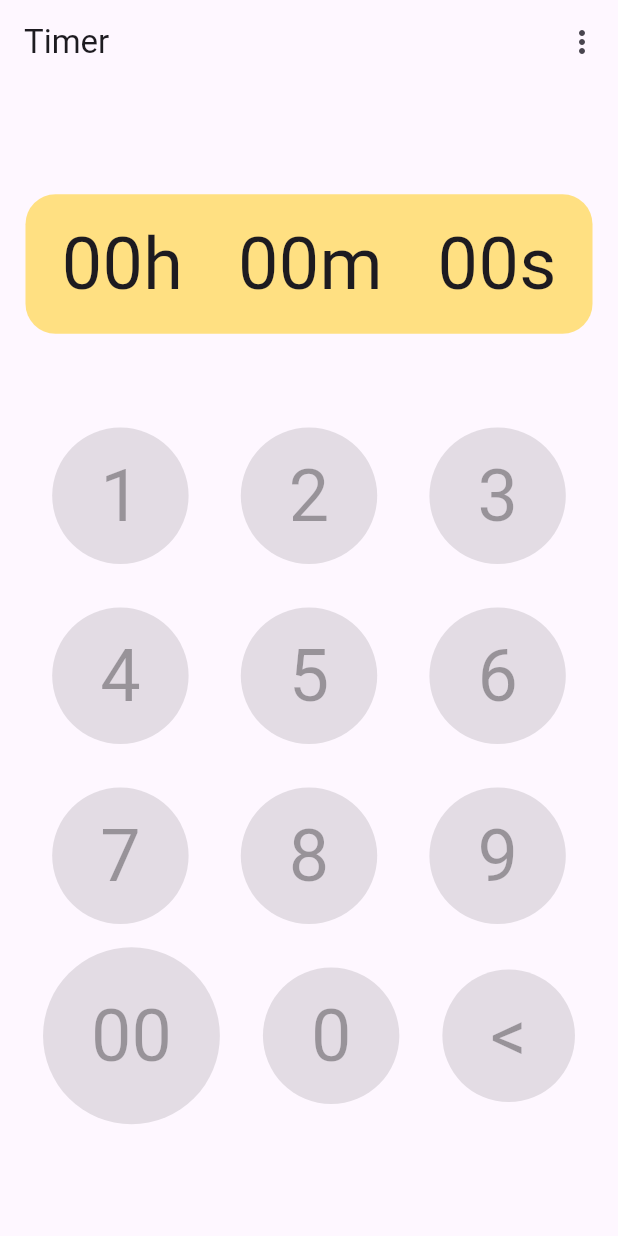
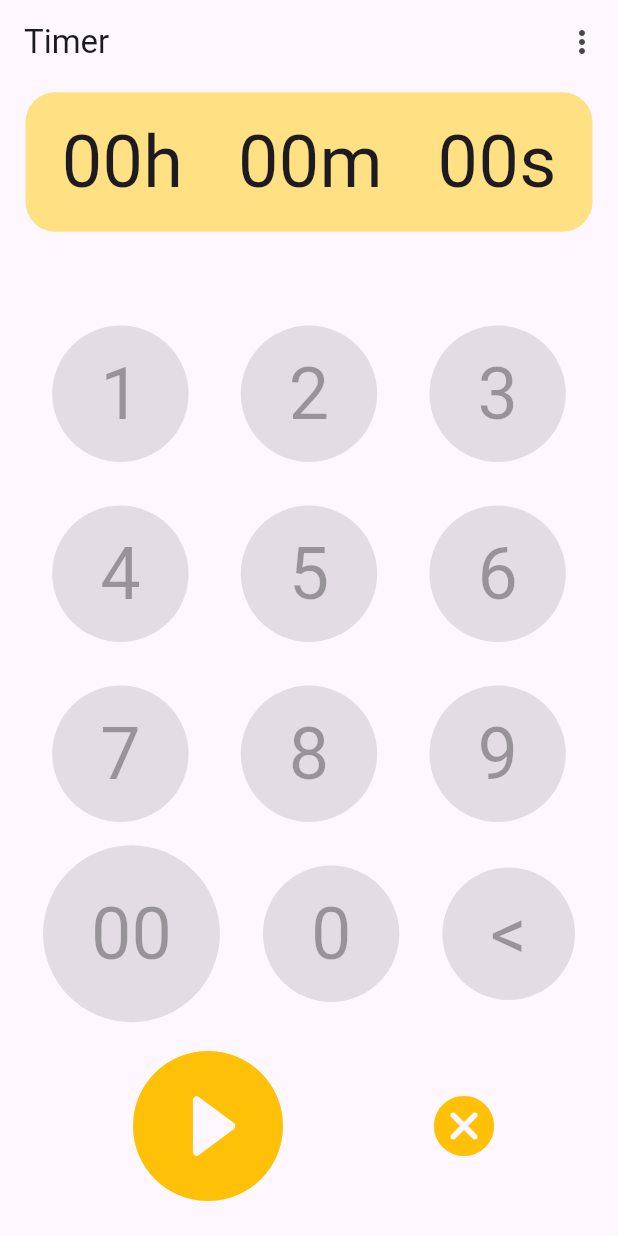
Before and after one commit to Palant-ir/project2-createTimer, a Flutter app: the screen it shows after launch, on a phone screen of 412 x 824 dp. Run offline on Flutter 3.47's test engine with Material 3 defaults, Android fonts, the phone set to English and light mode, and no system bars.

Commit message:
implemented keypad function button

```diff
--- a/lib/keypad_functions.dart
+++ b/lib/keypad_functions.dart
@@ -0,0 +1,27 @@
+import 'package:flutter/material.dart';
+
+class KeyPadFunctions extends StatelessWidget {
+  const KeyPadFunctions({super.key});
+
+  @override
+  Widget build(BuildContext context) {
+    return Row(
+      mainAxisSize: MainAxisSize.max,
+      mainAxisAlignment: MainAxisAlignment.spaceEvenly,
+      children: [
+        IconButton(
+          onPressed: () {},
+          icon: const Icon(Icons.play_circle_fill_rounded),
+          iconSize: 120,
+          color: Colors.amber,
+        ),
+        IconButton(
+          onPressed: () {},
+          icon: const Icon(Icons.cancel_rounded),
+          iconSize: 48,
+          color: Colors.amber,
+        )
+      ],
+    );
+  }
+}
--- a/lib/main.dart
+++ b/lib/main.dart
@@ -1,9 +1,10 @@
 import 'package:create_timer/keypad.dart';
+import 'package:create_timer/keypad_functions.dart';
 import 'package:flutter/material.dart';
 import 'package:flutter/rendering.dart';
 
 void main() {
-  // debugPaintSizeEnabled = false;
+  debugPaintSizeEnabled = false;
   runApp(const MainApp());
 }
 
@@ -46,6 +47,7 @@ class MainApp extends StatelessWidget {
             children: [
               timerDisplay,
               const KeyPad(),
+              const KeyPadFunctions(),
             ],
           ),
         ),
```
